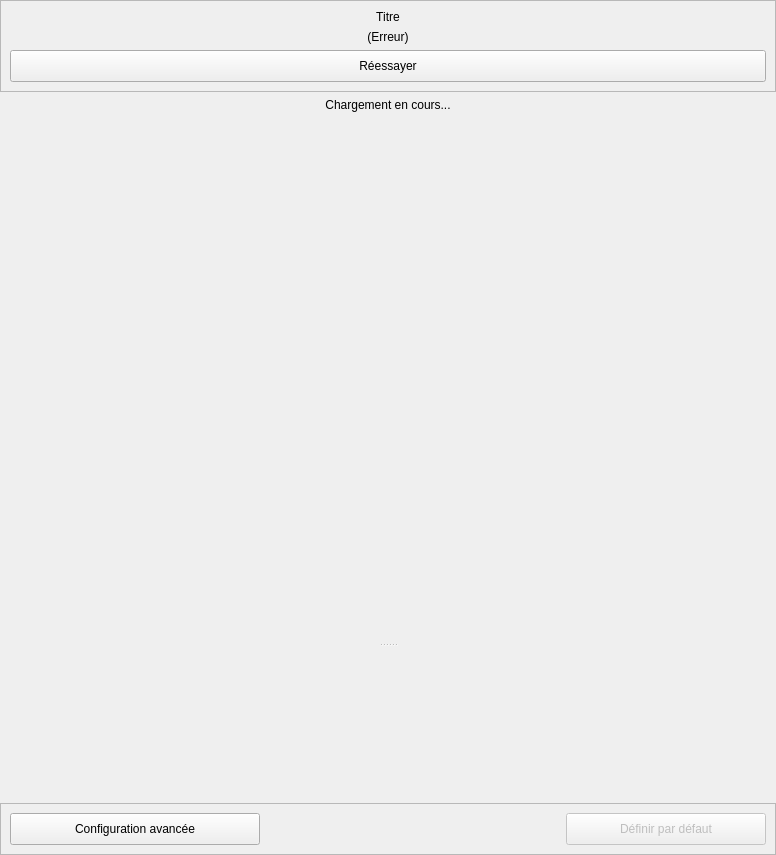
The window that client/src/services/VideoRehabService/VideoRehabSetupWidget.ui (introlab/openteraplus) describes before a commit, drawn with Qt 5.
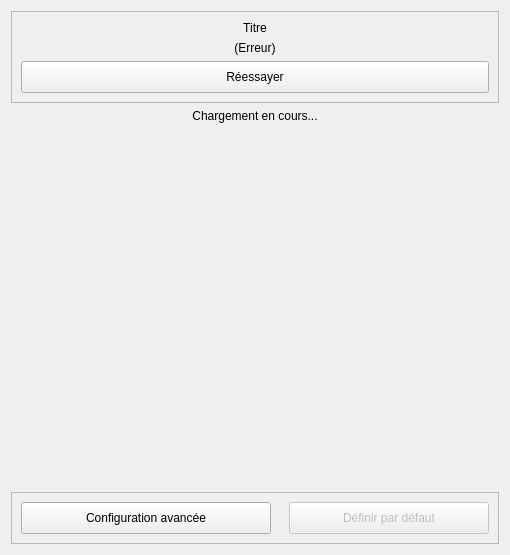
The same window after the commit. Icons and pictures are not drawn. Custom widgets are drawn as their Qt base class.

```diff
--- a/client/src/services/VideoRehabService/VideoRehabSetupWidget.ui
+++ b/client/src/services/VideoRehabService/VideoRehabSetupWidget.ui
@@ -6,30 +6,24 @@
    <rect>
     <x>0</x>
     <y>0</y>
-    <width>776</width>
-    <height>820</height>
+    <width>510</width>
+    <height>555</height>
    </rect>
   </property>
+  <property name="sizePolicy">
+   <sizepolicy hsizetype="Preferred" vsizetype="Preferred">
+    <horstretch>0</horstretch>
+    <verstretch>0</verstretch>
+   </sizepolicy>
+  </property>
   <property name="windowTitle">
    <string>Form</string>
   </property>
   <layout class="QVBoxLayout" name="verticalLayout">
-   <property name="leftMargin">
-    <number>0</number>
-   </property>
-   <property name="topMargin">
-    <number>0</number>
-   </property>
-   <property name="rightMargin">
-    <number>0</number>
-   </property>
-   <property name="bottomMargin">
-    <number>0</number>
-   </property>
    <item>
     <widget class="QFrame" name="frameError">
      <property name="sizePolicy">
-      <sizepolicy hsizetype="Preferred" vsizetype="Expanding">
+      <sizepolicy hsizetype="Preferred" vsizetype="Preferred">
        <horstretch>0</horstretch>
        <verstretch>0</verstretch>
       </sizepolicy>
@@ -93,7 +87,7 @@
    <item>
     <widget class="QLabel" name="lblLoading">
      <property name="sizePolicy">
-      <sizepolicy hsizetype="Preferred" vsizetype="Expanding">
+      <sizepolicy hsizetype="Preferred" vsizetype="Preferred">
        <horstretch>0</horstretch>
        <verstretch>0</verstretch>
       </sizepolicy>
@@ -107,10 +101,6 @@
     </widget>
    </item>
    <item>
-    <widget class="QSplitter" name="splitter">
-     <property name="orientation">
-      <enum>Qt::Vertical</enum>
-     </property>
      <widget class="QWidget" name="wdgWebEngine" native="true">
       <property name="sizePolicy">
        <sizepolicy hsizetype="Preferred" vsizetype="Expanding">
@@ -121,10 +111,12 @@
       <property name="minimumSize">
        <size>
         <width>0</width>
-        <height>525</height>
+       <height>250</height>
        </size>
       </property>
      </widget>
+   </item>
+   <item>
      <widget class="TeraForm" name="widgetSetup" native="true">
       <property name="sizePolicy">
        <sizepolicy hsizetype="Preferred" vsizetype="Maximum">
@@ -135,10 +127,9 @@
       <property name="minimumSize">
        <size>
         <width>0</width>
-        <height>150</height>
-       </size>
-      </property>
-     </widget>
+       <height>100</height>
+      </size>
+     </property>
     </widget>
    </item>
    <item>
```
Left out of the diff: 2 changed lines with no effect on the pictures. Lines whose indentation alone changed are shown as unchanged.
